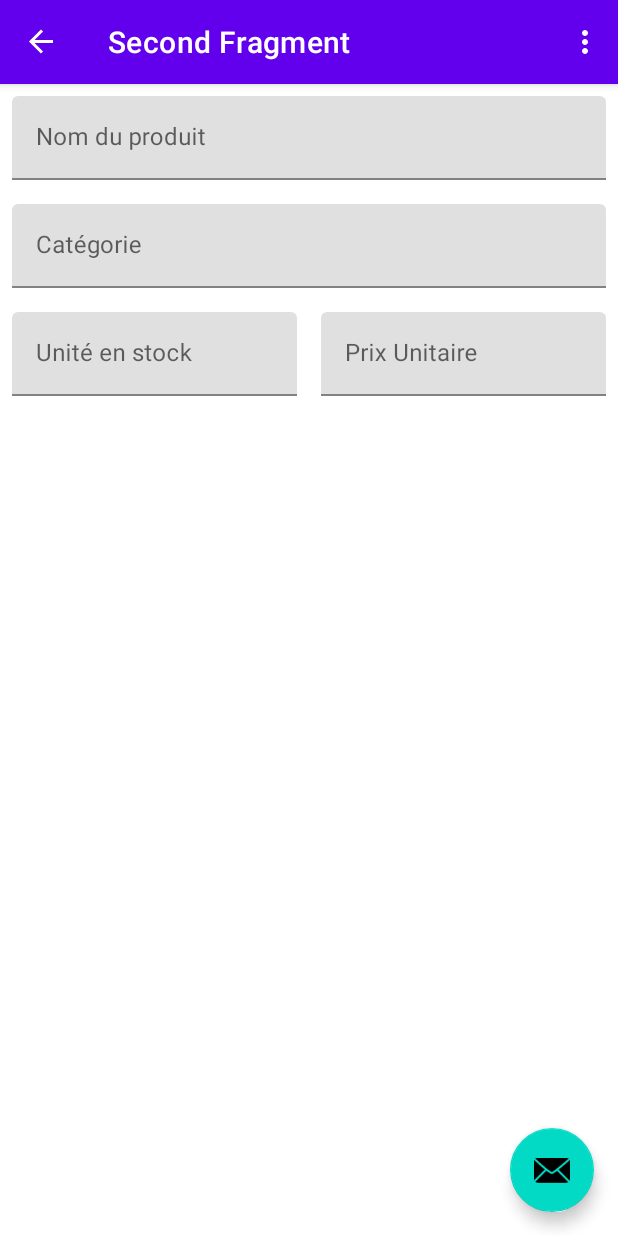
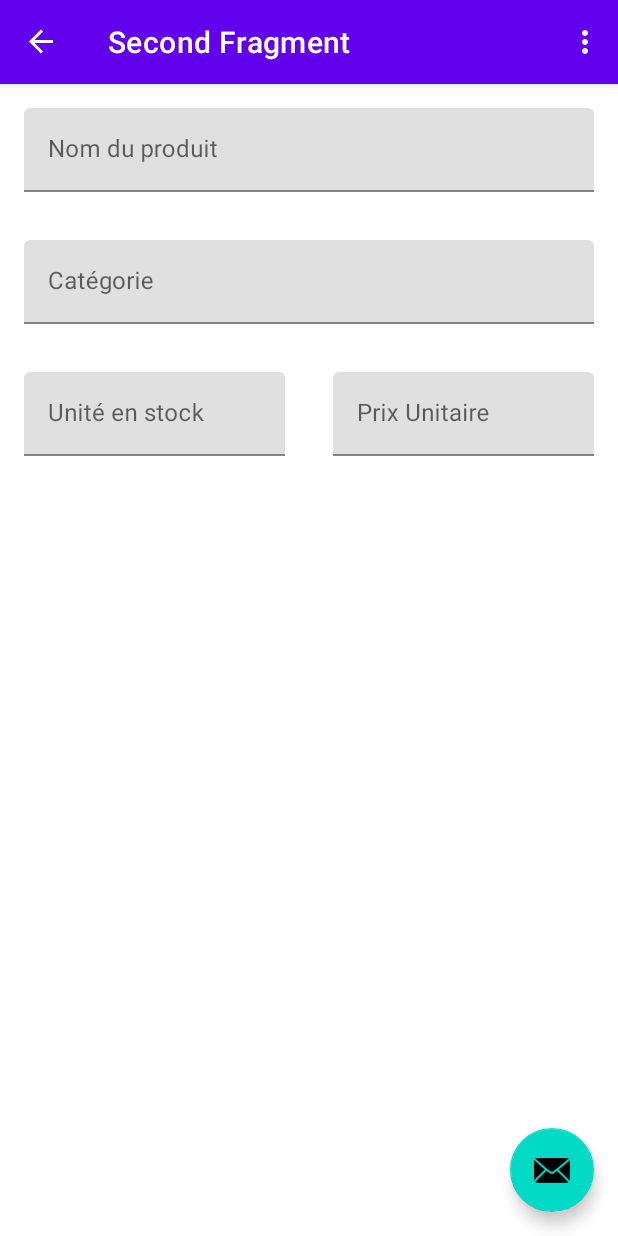
Before and after one commit to DelBiss/bam_android02_labo1, an Android app: the SecondFragment screen opened through its navigation route, on a phone screen of 412 x 824 dp. Run offline under Robolectric (Android 15) with nearby library versions, the phone set to English and light mode, and no system bars; our stand-ins replace Room's generated code, navigation-ui; 2 statements that could not run were skipped.

Commit message:
Change margin and some header

```diff
--- a/app/src/main/res/layout/fragment_second.xml
+++ b/app/src/main/res/layout/fragment_second.xml
@@ -50,8 +50,8 @@
             android:id="@+id/textInputLayout"
             android:layout_width="0dp"
             android:layout_height="wrap_content"
-            android:layout_marginHorizontal="8dp"
-            android:layout_marginVertical="8dp"
+            android:layout_marginHorizontal="@dimen/default_margin"
+            android:layout_marginVertical="@dimen/default_margin"
             android:hint="@string/produit_field_qte"
             app:boxBackgroundMode="filled"
             app:errorEnabled="false"
@@ -71,8 +71,8 @@
             android:id="@+id/textInputLayout2"
             android:layout_width="0dp"
             android:layout_height="wrap_content"
-            android:layout_marginHorizontal="8dp"
-            android:layout_marginVertical="8dp"
+            android:layout_marginHorizontal="@dimen/default_margin"
+            android:layout_marginVertical="@dimen/default_margin"
             android:hint="@string/produit_field_prix"
             app:boxBackgroundMode="filled"
 
--- a/app/src/main/res/layout/produit_listview_header.xml
+++ b/app/src/main/res/layout/produit_listview_header.xml
@@ -39,6 +39,7 @@
 
             app:layout_constraintTop_toTopOf="parent"
             app:layout_constraintBottom_toBottomOf="parent"
+            android:layout_marginVertical="@dimen/default_margin"
 
             app:layout_constraintEnd_toStartOf="@id/produit_prix"
             android:layout_marginEnd="@dimen/default_margin"
@@ -56,6 +57,7 @@
             android:layout_width="@dimen/produits_item_prix_width"
             android:layout_height="wrap_content"
 
+            android:layout_marginVertical="@dimen/default_margin"
             android:layout_marginEnd="@dimen/default_margin"
             android:text="@string/list_produit_header_prix"
 
--- a/app/src/main/res/values/dimens.xml
+++ b/app/src/main/res/values/dimens.xml
@@ -1,6 +1,6 @@
 <resources>
     <dimen name="fab_margin">16dp</dimen>
     <dimen name="produit_item_qte_width">75dp</dimen>
-    <dimen name="produits_item_prix_width">100dp</dimen>
-    <dimen name="default_margin">8dp</dimen>
+    <dimen name="produits_item_prix_width">75dp</dimen>
+    <dimen name="default_margin">16dp</dimen>
 </resources>
--- a/app/src/main/res/values/strings.xml
+++ b/app/src/main/res/values/strings.xml
@@ -10,8 +10,8 @@
     <string name="hello_first_fragment">Hello first fragment</string>
     <string name="hello_second_fragment">Hello second fragment. Arg: %1$s</string>
     <string name="list_produit_header_produit">Produit</string>
-    <string name="list_produit_header_qte">Unité en stock</string>
-    <string name="list_produit_header_prix">Prix Unitaire</string>
+    <string name="list_produit_header_qte">Quantité</string>
+    <string name="list_produit_header_prix">Prix</string>
     <string name="mainactivity_fab">TODO</string>
     <string name="produit_field_nom">Nom du produit</string>
     <string name="produit_field_categ">Catégorie</string>
```
